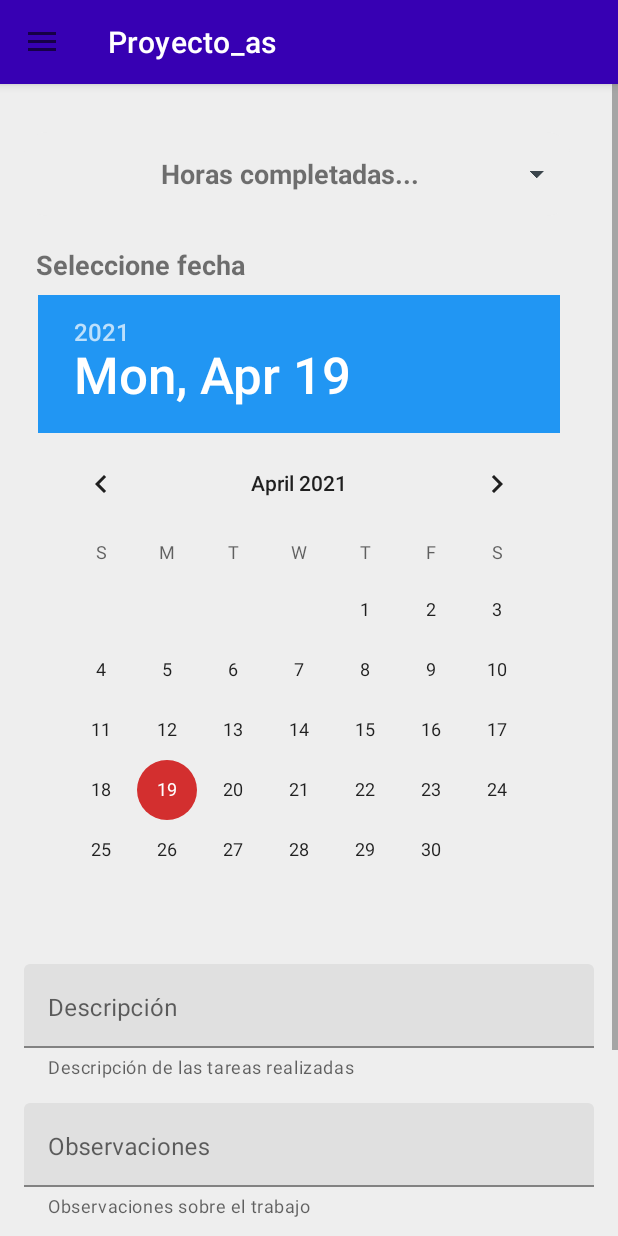
After one commit to Jmarser/Proyecto_as, an Android app: the fragment EditFichaFragment placed in its activity, on a phone screen of 412 x 824 dp. The commit adds this screen. Run offline under Robolectric (Android 15) with nearby library versions, the phone set to English and light mode, and no system bars; our stand-ins replace ButterKnife; libraries missing offline, so code that uses them is left out: es.dmoral.toasty; 7 statements that could not run were skipped.

Commit message:
funcion modificar ficha por el alumno

```diff
--- a/app/src/main/java/com/jmarser/proyecto_as/api/WsApi.java
+++ b/app/src/main/java/com/jmarser/proyecto_as/api/WsApi.java
@@ -43,4 +43,5 @@ public interface WsApi {
 
     @PUT(Constantes.API + Constantes.ENDPOINT_UPDATE_FICHA)
     Call<Ficha> firmarFicha(@Path("id")Long id, @Body Ficha ficha);
+
 }
--- /dev/null
+++ b/app/src/main/java/com/jmarser/proyecto_as/editFicha/interactor/EditFichaInteractor.java
@@ -0,0 +1,18 @@
+package com.jmarser.proyecto_as.editFicha.interactor;
+
+import com.jmarser.proyecto_as.model.Ficha;
+
+public interface EditFichaInteractor {
+
+    interface OnEditFichaInteractor{
+        void success();
+
+        void errorEditFicha(String mensaje);
+
+        void errorFichaExist(String mensaje);
+
+        void unknowError(String mensaje);
+    }
+
+    void EditFicha(Ficha ficha, OnEditFichaInteractor listener);
+}
--- /dev/null
+++ b/app/src/main/java/com/jmarser/proyecto_as/editFicha/presenter/EditFichaPresenter.java
@@ -0,0 +1,11 @@
+package com.jmarser.proyecto_as.editFicha.presenter;
+
+import android.widget.CheckBox;
+import android.widget.Spinner;
+import com.google.android.material.textfield.TextInputLayout;
+import com.jmarser.proyecto_as.model.Ficha;
+
+public interface EditFichaPresenter {
+
+    void validarCampos(Spinner sp_horas, String newFecha, TextInputLayout descripcion, TextInputLayout observaciones, CheckBox firmado, Ficha ficha);
+}
--- /dev/null
+++ b/app/src/main/java/com/jmarser/proyecto_as/editFicha/view/EditFichaFragment.java
@@ -0,0 +1,156 @@
+package com.jmarser.proyecto_as.editFicha.view;
+
+import android.os.Bundle;
+
+import androidx.annotation.NonNull;
+import androidx.annotation.Nullable;
+import androidx.fragment.app.Fragment;
+
+import android.view.LayoutInflater;
+import android.view.View;
+import android.view.ViewGroup;
+import android.widget.ArrayAdapter;
+import android.widget.Button;
+import android.widget.CheckBox;
+import android.widget.DatePicker;
+import android.widget.Spinner;
+import android.widget.Toast;
+
+import com.google.android.material.textfield.TextInputLayout;
+import com.jmarser.proyecto_as.R;
+import com.jmarser.proyecto_as.editFicha.interactor.EditFichaInteractorImpl;
+import com.jmarser.proyecto_as.editFicha.presenter.EditFichaPresenter;
+import com.jmarser.proyecto_as.editFicha.presenter.EditFichaPresenterImpl;
+import com.jmarser.proyecto_as.model.Ficha;
+import com.jmarser.proyecto_as.utils.Constantes;
+
+import butterknife.BindView;
+import butterknife.ButterKnife;
+import es.dmoral.toasty.Toasty;
+
+
+public class EditFichaFragment extends Fragment implements View.OnClickListener, EditFichaView{
+
+    @BindView(R.id.sp_horas_new)
+    Spinner sp_horas_new;
+    @BindView(R.id.selector_fecha_new)
+    DatePicker selector_fecha_new;
+    @BindView(R.id.til_editar_descripcion_ficha)
+    TextInputLayout til_editar_descripcion_ficha;
+    @BindView(R.id.til_editar_observaciones_ficha)
+    TextInputLayout til_editar_observaciones_ficha;
+    @BindView(R.id.cb_Ficha_firma)
+    CheckBox cb_fichaFirma;
+    @BindView(R.id.btn_editar_ficha)
+    Button btn_editar_ficha;
+
+    private Ficha ficha;
+    private EditFichaPresenter presenter;
+
+    public EditFichaFragment() {
+        // Required empty public constructor
+    }
+
+    public static EditFichaFragment newInstance(Ficha ficha) {
+        EditFichaFragment fragment = new EditFichaFragment();
+        Bundle args = new Bundle();
+        args.putParcelable(Constantes.KEY_FICHA, ficha);
+        fragment.setArguments(args);
+        return fragment;
+    }
+
+    @Override
+    public void onCreate(Bundle savedInstanceState) {
+        super.onCreate(savedInstanceState);
+        if (getArguments() != null) {
+            ficha = getArguments().getParcelable(Constantes.KEY_FICHA);
+        }
+        presenter = new EditFichaPresenterImpl(getContext(), this, new EditFichaInteractorImpl());
+    }
+
+    @Override
+    public View onCreateView(LayoutInflater inflater, ViewGroup container,
+                             Bundle savedInstanceState) {
+        // Inflate the layout for this fragment
+        View view = inflater.inflate(R.layout.fragment_edit_ficha, container, false);
+        ButterKnife.bind(this, view);
+
+        return view;
+    }
+
+    @Override
+    public void onViewCreated(@NonNull View view, @Nullable Bundle savedInstanceState) {
+        super.onViewCreated(view, savedInstanceState);
+
+        //rellenamos el spinner con el fichero de recursos
+        ArrayAdapter<CharSequence> adaptador_spinner = ArrayAdapter.createFromResource(getContext(),
+                R.array.horas_completadas,
+                R.layout.style_spinner_horas);
+        sp_horas_new.setAdapter(adaptador_spinner);
+
+        btn_editar_ficha.setOnClickListener(this);
+        initView();
+    }
+
+    private void initView(){
+        til_editar_descripcion_ficha.getEditText().setText(ficha.getDescripcion());
+        til_editar_observaciones_ficha.getEditText().setText(ficha.getObservaciones());
+        cb_fichaFirma.setChecked(ficha.isFirmaAlumno());
+        sp_horas_new.setSelection(ficha.getHoras());
+    }
+
+    @Override
+    public void onClick(View v) {
+        switch (v.getId()){
+            case R.id.btn_editar_ficha:
+                //obtenemos la nueva fecha de la ficha
+                String newFecha = selector_fecha_new.getDayOfMonth()+
+                        "/"+selector_fecha_new.getMonth()+
+                        "/"+selector_fecha_new.getYear();
+
+                presenter.validarCampos(sp_horas_new, newFecha,til_editar_descripcion_ficha,
+                        til_editar_observaciones_ficha,cb_fichaFirma,ficha);
+                break;
+        }
+    }
+
+    @Override
+    public void showErrorHoras(String mensaje) {
+        Toasty.error(getContext(),mensaje,Toasty.LENGTH_SHORT).show();
+    }
+
+    @Override
+    public void showErrorFecha(String mensaje) {
+        Toasty.error(getContext(),mensaje,Toasty.LENGTH_SHORT).show();
+    }
+
+    @Override
+    public void showErrorDescripcion(String mensaje) {
+        Toasty.error(getContext(),mensaje,Toasty.LENGTH_SHORT).show();
+    }
+
+    @Override
+    public void showErrorFirma(String mensaje) {
+        Toasty.error(getContext(),mensaje,Toasty.LENGTH_SHORT).show();
+    }
+
+    @Override
+    public void showErrorEdit(String mensaje) {
+        Toasty.error(getContext(),mensaje,Toasty.LENGTH_SHORT).show();
+    }
+
+    @Override
+    public void editFichaOk(String mensaje) {
+        Toasty.success(getContext(), mensaje,Toasty.LENGTH_SHORT).show();
+    }
+
+    @Override
+    public void errorFichaExist(String mensaje) {
+        Toasty.error(getContext(),mensaje,Toasty.LENGTH_SHORT).show();
+    }
+
+    @Override
+    public void unknowError(String mensaje) {
+        Toasty.error(getContext(),mensaje,Toasty.LENGTH_SHORT).show();
+    }
+}
--- /dev/null
+++ b/app/src/main/java/com/jmarser/proyecto_as/editFicha/view/EditFichaView.java
@@ -0,0 +1,20 @@
+package com.jmarser.proyecto_as.editFicha.view;
+
+public interface EditFichaView {
+
+    void showErrorHoras(String mensaje);
+
+    void showErrorFecha(String mensaje);
+
+    void showErrorDescripcion(String mensaje);
+
+    void showErrorFirma(String mensaje);
+
+    void showErrorEdit(String mensaje);
+
+    void editFichaOk(String mensaje);
+
+    void errorFichaExist(String mensaje);
+
+    void unknowError(String mensaje);
+}
--- a/app/src/main/java/com/jmarser/proyecto_as/fichasAlumno/view/FichasAlumnoFragment.java
+++ b/app/src/main/java/com/jmarser/proyecto_as/fichasAlumno/view/FichasAlumnoFragment.java
@@ -211,6 +211,9 @@ public class FichasAlumnoFragment extends Fragment implements FichasAlumnoView,
                 swipe.setRefreshing(false); //detenemos la barra de progreso circular del refresh
                 if(!SharedPrefManager.getInstance(getContext()).getUsuario().getRol().equalsIgnoreCase(Constantes.ROL_ALUMNO)){
                     fab_nueva_ficha.hide();
+                }else{
+                    fab_nueva_ficha.show();
+                    ocultarFloating();
                 }
             }
         });
--- a/app/src/main/java/com/jmarser/proyecto_as/login/interactor/LoginInteractorImpl.java
+++ b/app/src/main/java/com/jmarser/proyecto_as/login/interactor/LoginInteractorImpl.java
@@ -20,8 +20,8 @@ public class LoginInteractorImpl implements LoginInteractor {
 
         Login login = new Login();
         login.setEmail(email);
-        login.setPassword(encriptador.encriptar(password, CLAVE_ENCRIPTACION));
-        //login.setPassword(password);
+        //login.setPassword(encriptador.encriptar(password, CLAVE_ENCRIPTACION));
+        login.setPassword(password);
         /*hacemos una llamada a nuestro webService genérico con patron singleton y en la misma linea
         * llamamos al método que necesitamos, en este caso login*/
         Call<Login> call = WebService.getInstance().createWsApi(WsApi.class).login(login);
--- a/app/src/main/java/com/jmarser/proyecto_as/login/presenter/LoginPresenterImpl.java
+++ b/app/src/main/java/com/jmarser/proyecto_as/login/presenter/LoginPresenterImpl.java
@@ -39,7 +39,7 @@ public class LoginPresenterImpl implements LoginPresenter, LoginInteractor.onLog
         /*guardamos los datos de login en sharedPreferences, con lo que si el usuario no hace logout
         * la proxima vez que inicie la aplicación se cargara desde la pantalla de splash y no tendrá
         * que volver a insertar los datos de login.*/
-        login.setPassword(encriptador.desencriptar(login.getPassword(), CLAVE_ENCRIPTACION));
+        //login.setPassword(encriptador.desencriptar(login.getPassword(), CLAVE_ENCRIPTACION));
         SharedPrefManager.getInstance(context).guardarUsuario(login);
         view.goToView(login.getRol());
 
--- a/app/src/main/java/com/jmarser/proyecto_as/newFicha/view/NewFichaFragment.java
+++ b/app/src/main/java/com/jmarser/proyecto_as/newFicha/view/NewFichaFragment.java
@@ -96,8 +96,8 @@ public class NewFichaFragment extends Fragment implements View.OnClickListener,
     public void onClick(View v) {
         switch (v.getId()) {
             case R.id.btn_nueva_ficha:
-                String fecha = String.valueOf(selector_fecha.getDayOfMonth()) + "/"+
-                        String.valueOf((selector_fecha.getMonth()+1)) + "/" + String.valueOf(selector_fecha.getYear());
+                String fecha = selector_fecha.getDayOfMonth() + "/"+
+                        (selector_fecha.getMonth() + 1) + "/" + selector_fecha.getYear();
                 presenter.validarCampos(sp_horas, fecha, til_descripcion, til_observaciones, cb_newFicha, alumno);
                 break;
         }
@@ -140,7 +140,7 @@ public class NewFichaFragment extends Fragment implements View.OnClickListener,
 
     @Override
     public void saveFichaOk(String mensaje) {
-        Toasty.error(getContext(), mensaje, Toasty.LENGTH_SHORT).show();
+        Toasty.success(getContext(), mensaje, Toasty.LENGTH_SHORT).show();
         limpiarCampos();
     }
 
--- /dev/null
+++ b/app/src/main/res/layout/fragment_edit_ficha.xml
@@ -0,0 +1,118 @@
+<?xml version="1.0" encoding="utf-8"?>
+<ScrollView xmlns:android="http://schemas.android.com/apk/res/android"
+    xmlns:tools="http://schemas.android.com/tools"
+    android:layout_width="match_parent"
+    android:layout_height="match_parent"
+    xmlns:app="http://schemas.android.com/apk/res-auto"
+    tools:context=".editFicha.view.EditFichaFragment"
+    android:background="@color/md_grey_200">
+
+    <androidx.constraintlayout.widget.ConstraintLayout
+        android:id="@+id/scrollView4"
+        android:layout_width="match_parent"
+        android:layout_height="wrap_content">
+
+        <Spinner
+            android:id="@+id/sp_horas_new"
+            android:layout_width="match_parent"
+            android:layout_height="?attr/actionBarSize"
+            android:layout_marginStart="16dp"
+            android:layout_marginTop="32dp"
+            android:layout_marginEnd="32dp"
+            android:background="@drawable/style_designe_spinner"
+            app:layout_constraintEnd_toEndOf="parent"
+            app:layout_constraintStart_toStartOf="parent"
+            app:layout_constraintTop_toTopOf="parent" />
+
+        <TextView
+            android:id="@+id/tv_info_fecha"
+            android:layout_width="wrap_content"
+            android:layout_height="wrap_content"
+            android:layout_marginStart="24dp"
+            android:layout_marginTop="20dp"
+            android:text="@string/seleccione_fecha"
+            android:textSize="18sp"
+            android:textStyle="bold"
+            app:layout_constraintStart_toStartOf="parent"
+            app:layout_constraintTop_toBottomOf="@+id/sp_horas_new" />
+
+        <DatePicker
+            android:id="@+id/selector_fecha_new"
+            android:layout_width="match_parent"
+            android:layout_height="wrap_content"
+            android:layout_marginStart="25dp"
+            android:layout_marginTop="8dp"
+            android:layout_marginEnd="25dp"
+            android:headerBackground="@color/md_blue_500"
+            app:layout_constraintEnd_toEndOf="parent"
+            app:layout_constraintStart_toStartOf="parent"
+            app:layout_constraintTop_toBottomOf="@+id/tv_info_fecha" />
+
+        <com.google.android.material.textfield.TextInputLayout
+            android:id="@+id/til_editar_descripcion_ficha"
+            android:layout_width="match_parent"
+            android:layout_height="wrap_content"
+            android:layout_marginStart="16dp"
+            android:layout_marginTop="16dp"
+            android:layout_marginEnd="16dp"
+            app:helperText="Descripción de las tareas realizadas"
+            app:layout_constraintEnd_toEndOf="parent"
+            app:layout_constraintStart_toStartOf="parent"
+            app:layout_constraintTop_toBottomOf="@+id/selector_fecha_new">
+
+            <com.google.android.material.textfield.TextInputEditText
+                android:layout_width="match_parent"
+                android:layout_height="wrap_content"
+                android:hint="@string/descripcion"
+                android:inputType="textPersonName|textMultiLine"
+                android:lines="1"
+                android:maxLines="20"
+                android:gravity="top|left"/>
+        </com.google.android.material.textfield.TextInputLayout>
+
+        <com.google.android.material.textfield.TextInputLayout
+            android:id="@+id/til_editar_observaciones_ficha"
+            android:layout_width="match_parent"
+            android:layout_height="wrap_content"
+            android:layout_marginStart="16dp"
+            android:layout_marginTop="16dp"
+            android:layout_marginEnd="16dp"
+            app:layout_constraintEnd_toEndOf="parent"
+            app:layout_constraintStart_toStartOf="parent"
+            app:layout_constraintTop_toBottomOf="@+id/til_editar_descripcion_ficha"
+            app:helperText="Observaciones sobre el trabajo">
+
+            <com.google.android.material.textfield.TextInputEditText
+                android:layout_width="match_parent"
+                android:layout_height="wrap_content"
+                android:hint="@string/observaciones"
+                android:inputType="textPersonName|textMultiLine"
+                android:lines="1"
+                android:maxLines="20"
+                android:gravity="top|left"/>
+        </com.google.android.material.textfield.TextInputLayout>
+
+        <CheckBox
+            android:id="@+id/cb_Ficha_firma"
+            android:layout_width="wrap_content"
+            android:layout_height="wrap_content"
+            android:layout_marginStart="24dp"
+            android:layout_marginTop="16dp"
+            android:text="@string/firma_alumno"
+            app:layout_constraintStart_toStartOf="parent"
+            app:layout_constraintTop_toBottomOf="@id/til_editar_observaciones_ficha" />
+
+        <Button
+            android:id="@+id/btn_editar_ficha"
+            android:layout_width="wrap_content"
+            android:layout_height="wrap_content"
+            android:layout_marginTop="16dp"
+            android:layout_marginBottom="32dp"
+            android:text="@string/modificar_ficha"
+            app:layout_constraintBottom_toBottomOf="parent"
+            app:layout_constraintEnd_toEndOf="parent"
+            app:layout_constraintStart_toStartOf="parent"
+            app:layout_constraintTop_toBottomOf="@+id/cb_Ficha_firma" />
+    </androidx.constraintlayout.widget.ConstraintLayout>
+
+</ScrollView>
--- a/app/src/main/res/values/strings.xml
+++ b/app/src/main/res/values/strings.xml
@@ -47,5 +47,6 @@
     <string name="firma_ok">Ficha firmada correctamente</string>
     <string name="open_drawer">open drawer</string>
     <string name="close_drawer">close drawer</string>
+    <string name="modificar_ficha">MODIFICAR FICHA</string>
 
 </resources>
```
Also changed, not shown: app/src/main/java/com/jmarser/proyecto_as/editFicha/interactor/EditFichaInteractorImpl.java (added, +35 -0 lines), app/src/main/java/com/jmarser/proyecto_as/editFicha/presenter/EditFichaPresenterImpl.java (added, +109 -0 lines), app/src/main/java/com/jmarser/proyecto_as/ficha/view/FichaFragment.java (+28 -14 lines), app/src/main/res/layout/fragment_ficha.xml (+10 -0 lines).
